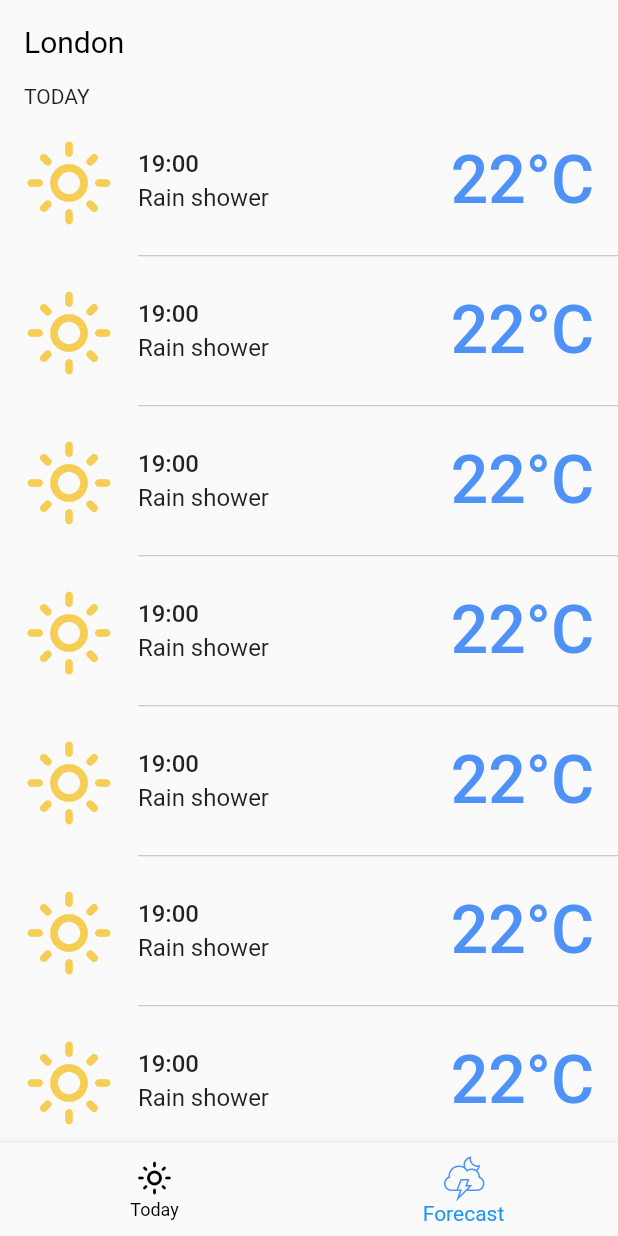
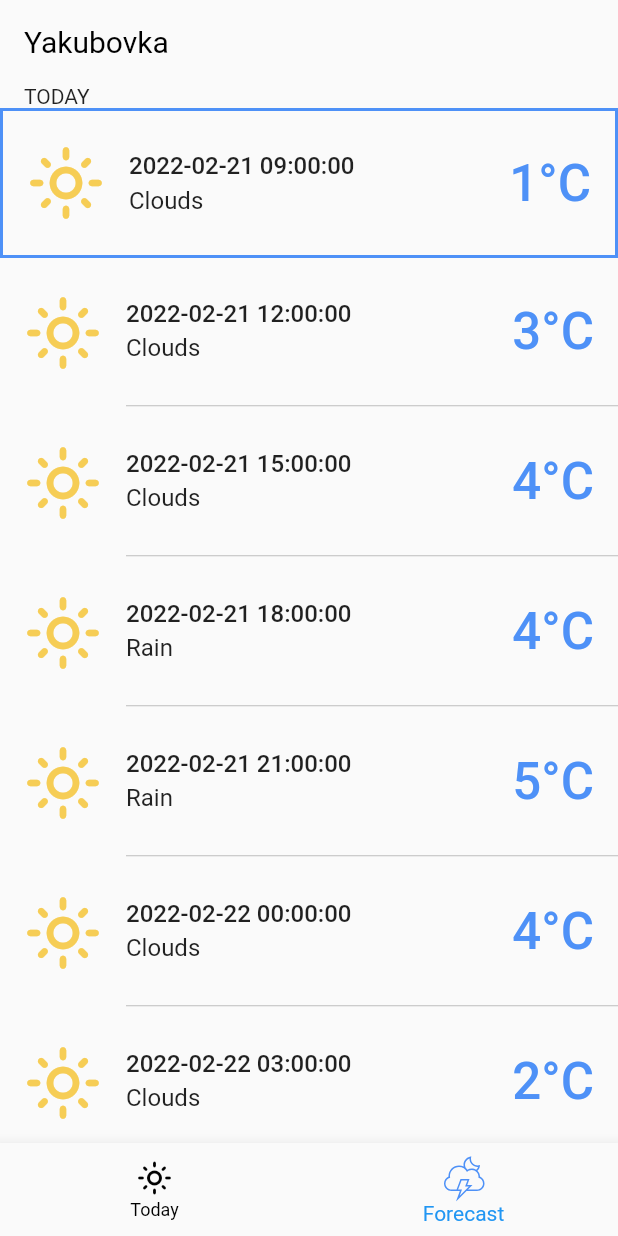
Before and after one commit to yauheniprakapenka/flutter_weather_app, a Flutter app: the screen it shows after launch, item 2 of the bottom bar chosen, on a phone screen of 412 x 824 dp. Run offline on Flutter 3.47's test engine with Material 2 defaults, Android fonts, the phone set to English and light mode, and no system bars; our stand-ins replace dio, flutter_bloc, flutter_svg, get.

Commit message:
fix: display parsed forecast data on forecast page

```diff
--- a/lib/src/data/lib/src/adapters/forecast_adapter.dart
+++ b/lib/src/data/lib/src/adapters/forecast_adapter.dart
@@ -12,6 +12,9 @@ class ForecastAdapter {
         main: e.weatherDto?.main,
       );
     }).toList();
-    return Forecast(weather: forecastWeather);
+    return Forecast(
+      weather: forecastWeather,
+      city: forecastDto.city?.city,
+    );
   }
 }
--- a/lib/src/data/lib/src/api/dio_client.dart
+++ b/lib/src/data/lib/src/api/dio_client.dart
@@ -6,7 +6,7 @@ import 'logging_interceptor.dart';
 
 class DioClient {
   /// Secret key
-  static const _apiKey = 'aae36a3b16c74e4080309f1686872f92';
+  static const _apiKey = '';
 
   final _dio = Dio(
     BaseOptions(
--- a/lib/src/domain/lib/src/entities/forecast.dart
+++ b/lib/src/domain/lib/src/entities/forecast.dart
@@ -1,7 +1,8 @@
 class Forecast {
   final List<ForecastWeather>? weather;
+  final String? city;
 
-  Forecast({this.weather});
+  Forecast({this.weather, this.city});
 }
 
 class ForecastWeather {
--- a/lib/src/ui/extensions/kelvin_to_celsius_extension.dart
+++ b/lib/src/ui/extensions/kelvin_to_celsius_extension.dart
@@ -1,7 +1,7 @@
 // Пересчёт в градусы Цельсия: tC = tK − 273 ,15
 
 extension KelvinToCelsiusExtension on double {
-  double convertKelvinToCelsiu() {
-    return this - 273.15;
+  int convertKelvinToCelsium() {
+    return (this - 273.15).round();
   }
 }
--- a/lib/src/ui/features/forecast_weather/pages/forecast_weather_page.dart
+++ b/lib/src/ui/features/forecast_weather/pages/forecast_weather_page.dart
@@ -1,8 +1,9 @@
 import 'package:flutter/material.dart';
 import 'package:flutter_bloc/flutter_bloc.dart';
-
 import 'package:flutter_weather_app/src/domain/lib/domain.dart';
 import 'package:flutter_weather_app/src/domain/lib/src/providers/weather_provider/events/get_five_days_weather_forecast_event.dart';
+
+import '../../../extensions/kelvin_to_celsius_extension.dart';
 import '../widgets/widgets.dart';
 
 class ForecastWeatherPage extends StatefulWidget {
@@ -21,14 +22,14 @@ class _ForecastWeatherPageState extends State<ForecastWeatherPage> {
 
   @override
   Widget build(context) {
-    return Scaffold(
-      appBar: AppBar(
-        title: const Text('London'),
-      ),
-      body: BlocBuilder<WeatherBloc, WeatherState>(
-        builder: (context, state) {
-          if (state.isLoading) return const Center(child: CircularProgressIndicator.adaptive());
-          return Column(
+    return BlocBuilder<WeatherBloc, WeatherState>(
+      builder: (context, state) {
+        if (state.isLoading) return const Center(child: CircularProgressIndicator.adaptive());
+        return Scaffold(
+          appBar: AppBar(
+            title:  Text(state.forecast.city ?? ''),
+          ),
+          body: Column(
             crossAxisAlignment: CrossAxisAlignment.start,
             children: [
               const Padding(
@@ -39,14 +40,20 @@ class _ForecastWeatherPageState extends State<ForecastWeatherPage> {
                 child: ListView.builder(
                   itemCount: state.forecast.weather?.length,
                   itemBuilder: (context, index) {
-                    return const WeatherCard();
+                    final weather = state.forecast.weather?[index];
+                    return WeatherCard(
+                      isActive: index == 0,
+                      time: weather?.dtText,
+                      celsium: weather?.temp?.convertKelvinToCelsium(),
+                      description: weather?.main,
+                    );
                   },
                 ),
               ),
             ],
-          );
-        }
-      ),
+          ),
+        );
+      },
     );
   }
 }
--- a/lib/src/ui/features/forecast_weather/widgets/weather_card.dart
+++ b/lib/src/ui/features/forecast_weather/widgets/weather_card.dart
@@ -7,8 +7,17 @@ import '../../../shared/widgets/widgets.dart';
 
 class WeatherCard extends StatelessWidget {
   final bool isActive;
+  final String? time;
+  final int? celsium;
+  final String? description;
 
-  const WeatherCard({Key? key, this.isActive = false}) : super(key: key);
+  const WeatherCard({
+    Key? key,
+    this.isActive = false,
+    this.time,
+    this.celsium,
+    this.description,
+  }) : super(key: key);
 
   @override
   Widget build(context) {
@@ -23,7 +32,7 @@ class WeatherCard extends StatelessWidget {
             padding: EdgeInsets.symmetric(horizontal: 16),
             child: WeatherIcon(
               icon: Icons.light_mode_outlined,
-              size: 60,
+              size: 52,
             ),
           ),
           Expanded(
@@ -37,14 +46,14 @@ class WeatherCard extends StatelessWidget {
                         child: Column(
                           crossAxisAlignment: CrossAxisAlignment.start,
                           mainAxisAlignment: MainAxisAlignment.center,
-                          children: const [
-                            _Time(),
-                            SizedBox(height: 4),
-                            _Description(),
+                          children: [
+                            _Time(time: time),
+                            const SizedBox(height: 4),
+                            _Description(description: description),
                           ],
                         ),
                       ),
-                      const _Celsium(),
+                      _Celsium(celsium: celsium),
                       const SizedBox(width: 16),
                     ],
                   ),
@@ -60,14 +69,16 @@ class WeatherCard extends StatelessWidget {
 }
 
 class _Celsium extends StatelessWidget {
-  const _Celsium({Key? key}) : super(key: key);
+  final int? celsium;
+
+  const _Celsium({Key? key, this.celsium}) : super(key: key);
 
   @override
   Widget build(context) {
     return Text(
-      '22${AppSymbols.celsium}',
+      '${celsium ?? '-'}${AppSymbols.celsium}',
       style: TextStyle(
-        fontSize: 44,
+        fontSize: 34,
         fontWeight: FontWeight.w500,
         color: context.read<AppColors>().secondary,
       ),
@@ -76,13 +87,15 @@ class _Celsium extends StatelessWidget {
 }
 
 class _Time extends StatelessWidget {
-  const _Time({Key? key}) : super(key: key);
+  final String? time;
+
+  const _Time({Key? key, this.time}) : super(key: key);
 
   @override
   Widget build(context) {
-    return const Text(
-      '19:00',
-      style: TextStyle(
+    return Text(
+      time ?? '',
+      style: const TextStyle(
         fontSize: 16,
         fontWeight: FontWeight.w500,
       ),
@@ -93,13 +106,15 @@ class _Time extends StatelessWidget {
 }
 
 class _Description extends StatelessWidget {
-  const _Description({Key? key}) : super(key: key);
+  final String? description;
+
+  const _Description({Key? key, this.description}) : super(key: key);
 
   @override
   Widget build(context) {
-    return const Text(
-      'Rain shower',
-      style: TextStyle(
+    return Text(
+      description ?? '-',
+      style: const TextStyle(
         fontSize: 16,
       ),
       maxLines: 1,
--- a/lib/src/ui/features/today_weather/pages/today_weather_page.dart
+++ b/lib/src/ui/features/today_weather/pages/today_weather_page.dart
@@ -122,6 +122,6 @@ class _TodayWeatherPageState extends State<TodayWeatherPage> {
 
   String _getTemperature(double? temperature) {
     if (temperature == null) return '-';
-    return '${temperature.convertKelvinToCelsiu().round()}${AppSymbols.celsium}';
+    return '${temperature.convertKelvinToCelsium()}${AppSymbols.celsium}';
   }
 }
```
Also changed, not shown: lib/src/data/lib/src/dto/forecast_dto.dart (+27 -9 lines).
